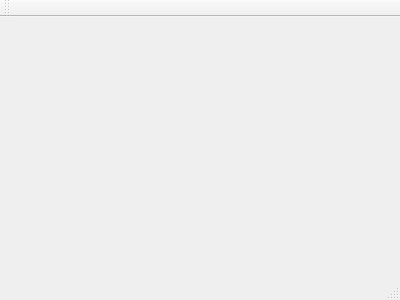
lukaswajdzik/produQt, file prodQt/mainwindow.ui: the form before one commit.
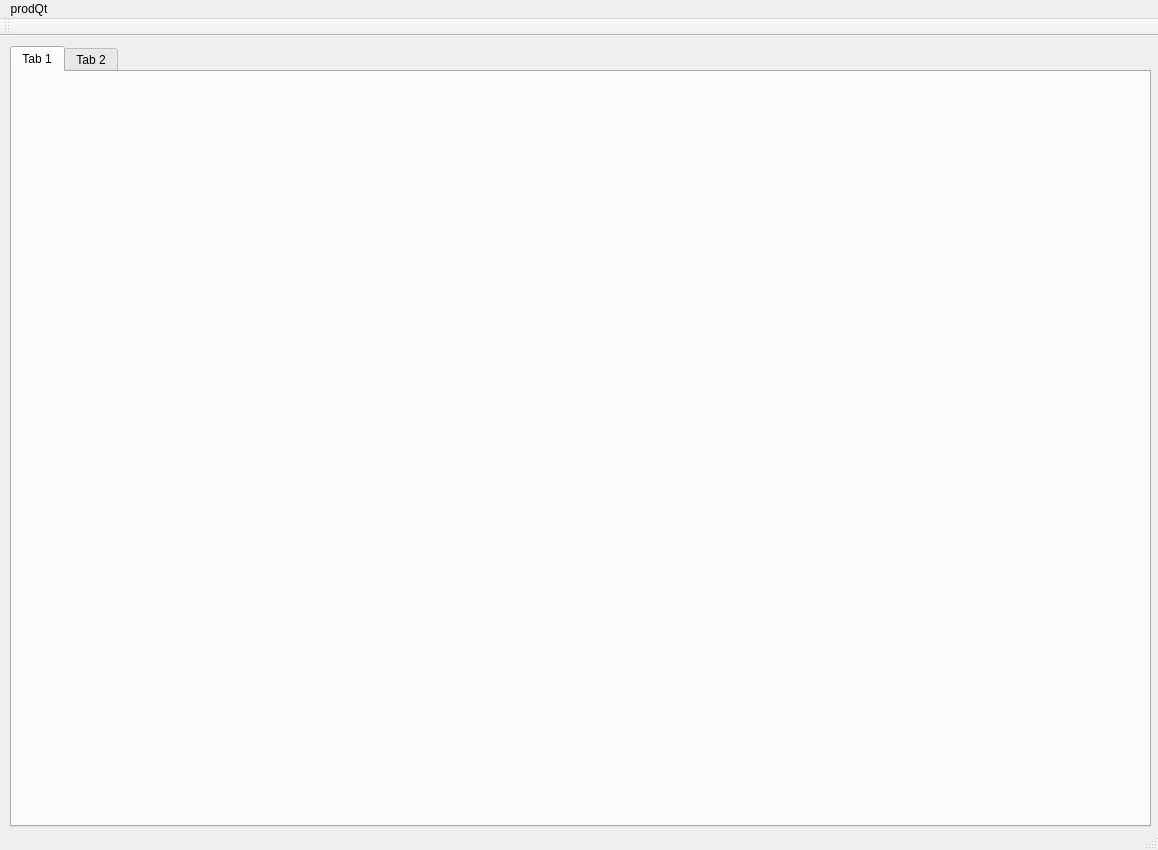
The form after the commit.

Commit message: K: .user files ignored

What changed in the file:
```diff
--- a/prodQt/mainwindow.ui
+++ b/prodQt/mainwindow.ui
@@ -1,24 +1,66 @@
 <ui version="4.0">
  <class>MainWindow</class>
- <widget class="QMainWindow" name="MainWindow" >
-  <property name="geometry" >
+ <widget class="QMainWindow" name="MainWindow">
+  <property name="geometry">
    <rect>
     <x>0</x>
     <y>0</y>
-    <width>400</width>
-    <height>300</height>
+    <width>1158</width>
+    <height>850</height>
    </rect>
   </property>
   <property name="windowTitle" >
    <string>MainWindow</string>
   </property>
-  <widget class="QMenuBar" name="menuBar" />
-  <widget class="QToolBar" name="mainToolBar" />
-  <widget class="QWidget" name="centralWidget" />
-  <widget class="QStatusBar" name="statusBar" />
+  <widget class="QWidget" name="centralWidget">
+   <widget class="QTabWidget" name="tabWidget">
+    <property name="geometry">
+     <rect>
+      <x>10</x>
+      <y>10</y>
+      <width>1141</width>
+      <height>781</height>
+     </rect>
+    </property>
+    <widget class="QWidget" name="tab">
+     <attribute name="title">
+      <string>Tab 1</string>
+     </attribute>
+    </widget>
+    <widget class="QWidget" name="tab_2">
+     <attribute name="title">
+      <string>Tab 2</string>
+     </attribute>
+    </widget>
+   </widget>
+  </widget>
+  <widget class="QMenuBar" name="menuBar">
+   <property name="geometry">
+    <rect>
+     <x>0</x>
+     <y>0</y>
+     <width>1158</width>
+     <height>22</height>
+    </rect>
+   </property>
+   <widget class="QMenu" name="menuProdQt">
+    <property name="title">
+     <string>prodQt</string>
+    </property>
+   </widget>
+   <addaction name="menuProdQt"/>
+  </widget>
+  <widget class="QToolBar" name="mainToolBar">
+   <attribute name="toolBarArea">
+    <enum>TopToolBarArea</enum>
+   </attribute>
+   <attribute name="toolBarBreak">
+    <bool>false</bool>
+   </attribute>
+  </widget>
+  <widget class="QStatusBar" name="statusBar"/>
  </widget>
- <layoutDefault spacing="6" margin="11" />
- <pixmapfunction></pixmapfunction>
+ <layoutdefault spacing="6" margin="11"/>
  <resources/>
  <connections/>
 </ui>
```
Left out of the diff: 3 changed lines with no effect on the pictures. The commit also changes 2 other files.
